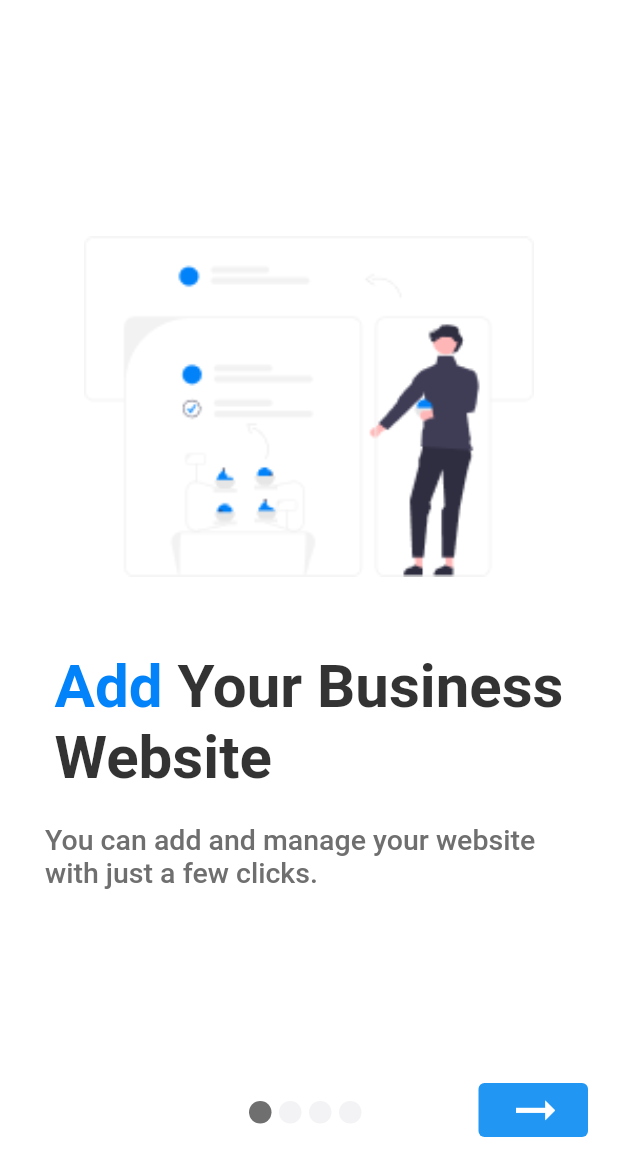
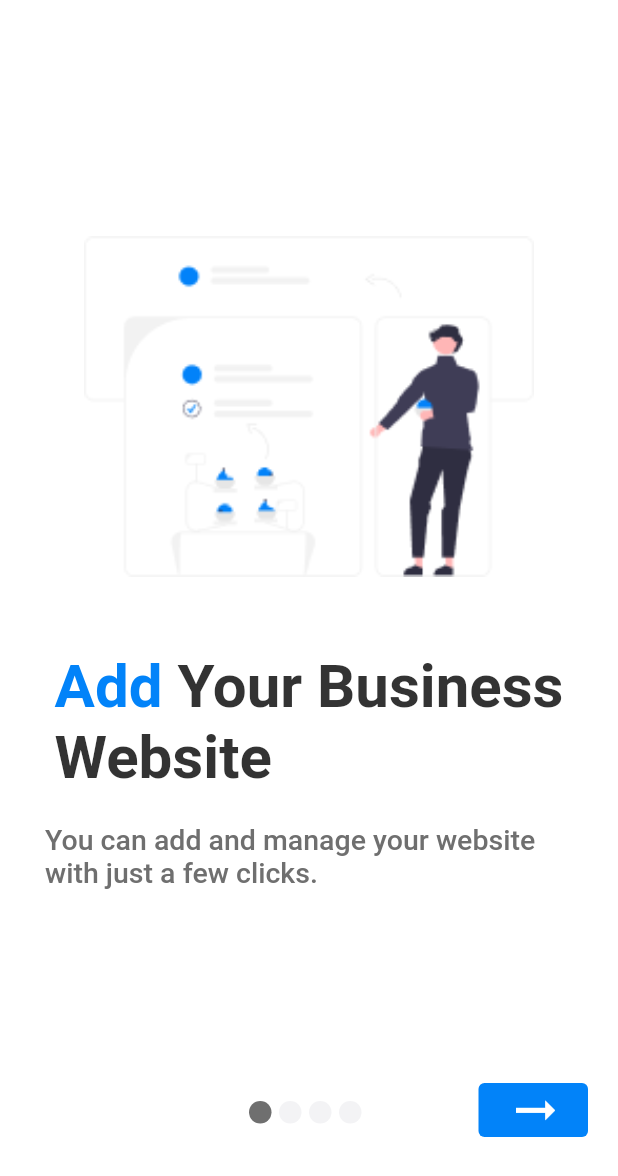
Before and after one commit to mojtaba1180/way2connect_app, a Flutter app: the Intro screen opened by its route, on a phone screen of 412 x 824 dp, the part 60-1236 px from its top. Run offline on Flutter 3.47's test engine with Material 2 defaults, Android fonts, the phone set to English and light mode, and no system bars; our stand-ins replace get, loading_animation_widget; missing offline and left inert: is_first_run; statements that could not run were skipped.

Commit message:
update intro color

```diff
--- a/lib/src/layouts/screens/intro/intro.dart
+++ b/lib/src/layouts/screens/intro/intro.dart
@@ -148,6 +148,7 @@ class _IntroState extends State<Intro> {
               ),
               ElevatedButton(
                   style: ElevatedButton.styleFrom(
+                    backgroundColor: tPrimaryColor,
                     shadowColor: Colors.transparent,
                     padding: const EdgeInsets.only(right: 35, left: 25),
                     alignment: Alignment.center,
```
